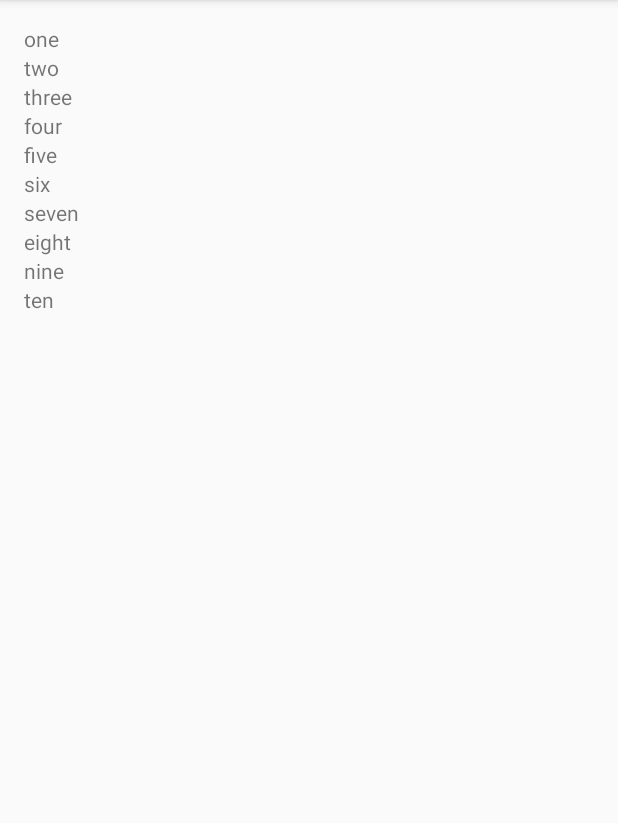
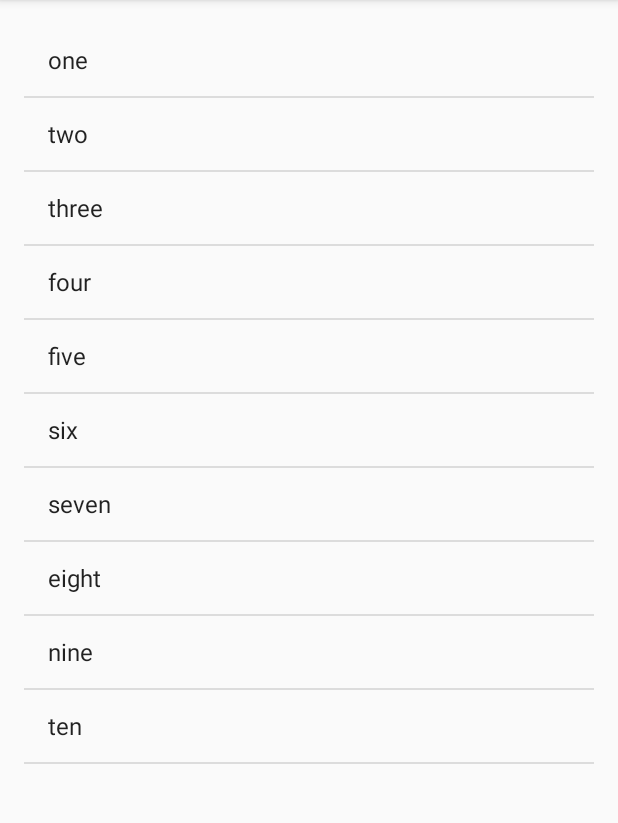
Before and after one commit to tachagon/Miwok, an Android app: the NumbersActivity screen opened directly, with no data from a screen before it, on a phone screen of 412 x 824 dp, the part 84-907 px from its top. Run offline under Robolectric (Android 15) with nearby library versions, the phone set to English and light mode, and no system bars.

Commit message:
Switch to Using a ListView and Adapter Quiz

```diff
--- a/app/src/main/java/com/example/android/miwok/NumbersActivity.java
+++ b/app/src/main/java/com/example/android/miwok/NumbersActivity.java
@@ -3,7 +3,9 @@
 import android.support.v7.app.AppCompatActivity;
 import android.os.Bundle;
 import android.util.Log;
+import android.widget.ArrayAdapter;
 import android.widget.LinearLayout;
+import android.widget.ListView;
 import android.widget.TextView;
 
 import java.util.ArrayList;
@@ -27,19 +29,23 @@
         words.add("nine");
         words.add("ten");
 
-        // Find the root view of the whole layout
-        LinearLayout rootView = (LinearLayout) findViewById(R.id.rootView);
+        // Create an {@link ArrayAdapter}, whose data source is a list of Strings. The
+        // adapter knows how to create layouts for each item in the list, using the
+        // simple_list_item_1.xml layout resource defined in the Android framework.
+        // This list item layout contains a single {@link TextView}, which the adapter will set to
+        // display a single word.
+        ArrayAdapter<String> itemsAdapter = new ArrayAdapter<String>(this, android.R.layout.simple_list_item_1, words);
 
-        for (int index = 0; index < words.size(); index++) {
-            // Create a new TextView
-            TextView wordTextView = new TextView(this);
+        // Find the {@link ListView} object in the view hierarchy of the {@link Activity}.
+        // There should be a {@link ListView} with the view ID called list, which is declared in the
+        // activity_numbers.xml layout file.
+        ListView listView = (ListView) findViewById(R.id.list);
 
-            // Set the text to be word at the current index
-            wordTextView.setText(words.get(index));
-
-            // Add this TextView as another child to the root view of this layout
-            rootView.addView(wordTextView);
-        }
+        // Make the {@link ListView} use the {@link ArrayAdapter} we created above, so that the
+        // {@link ListView} will display list items for each word in the list of words.
+        // Do this by calling the setAdapter method on the {@link ListView} object and pass in
+        // 1 argument, which is the {@link ArrayAdapter} with the variable name itemsAdapter.
+        listView.setAdapter(itemsAdapter);
 
     }
 }
--- a/app/src/main/res/layout/activity_numbers.xml
+++ b/app/src/main/res/layout/activity_numbers.xml
@@ -1,12 +1,12 @@
 <?xml version="1.0" encoding="utf-8"?>
-<LinearLayout xmlns:android="http://schemas.android.com/apk/res/android"
+<ListView xmlns:android="http://schemas.android.com/apk/res/android"
     xmlns:app="http://schemas.android.com/apk/res-auto"
     xmlns:tools="http://schemas.android.com/tools"
-    android:id="@+id/rootView"
+    android:id="@+id/list"
     android:layout_width="match_parent"
     android:layout_height="match_parent"
     android:orientation="vertical"
     android:padding="16dp"
     tools:context="com.example.android.miwok.NumbersActivity">
 
-</LinearLayout>
+</ListView>
```
